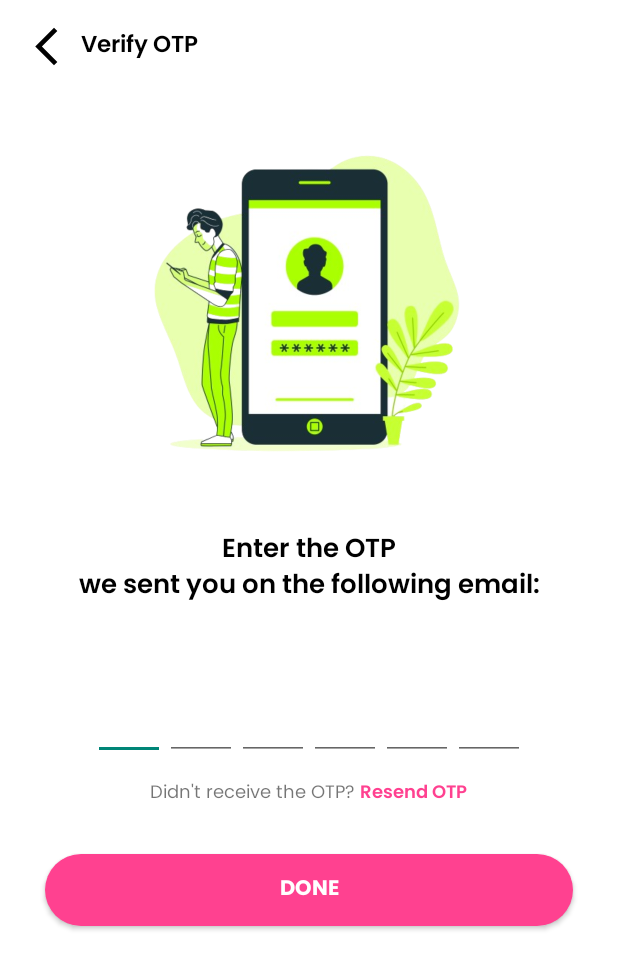
After one commit to Project-BioFace/BioFace-Android, an Android app: the OtpActivity screen opened directly, with no data from a screen before it, on a phone screen of 412 x 824 dp. The commit adds this screen. Shown: the top 969 px of the screen. Run offline under Robolectric (Android 15) with nearby library versions, the phone set to English and light mode, and no system bars; our stand-ins replace Firebase (no records; nobody signed in at launch, a user with empty details on screens opened directly), data binding; 2 statements that could not run were skipped.

Commit message:
Initial Commit

```diff
--- /dev/null
+++ b/app/src/main/java/com/bangkit/bioface/main/OtpActivity.kt
@@ -0,0 +1,133 @@
+package com.bangkit.bioface
+
+import android.content.Intent
+import android.os.Bundle
+import android.widget.Toast
+import androidx.appcompat.app.AppCompatActivity
+import androidx.core.widget.doOnTextChanged
+import com.bangkit.bioface.databinding.ActivityOtpBinding
+import com.bangkit.bioface.main.MainActivity
+import com.google.firebase.auth.FirebaseAuth
+import papaya.`in`.sendmail.SendMail
+import kotlin.random.Random
+import kotlin.random.nextInt
+import android.os.CountDownTimer
+
+
+class OtpActivity : AppCompatActivity() {
+
+    private lateinit var binding: ActivityOtpBinding
+    private lateinit var auth: FirebaseAuth
+    private var randomOtp: Int = 0
+    private lateinit var email: String
+    private lateinit var pass: String
+
+    override fun onCreate(savedInstanceState: Bundle?) {
+        super.onCreate(savedInstanceState)
+        supportActionBar?.hide()
+        binding = ActivityOtpBinding.inflate(layoutInflater)
+        setContentView(binding.root)
+
+        // Initialize Firebase Authentication
+        auth = FirebaseAuth.getInstance()
+
+        // Retrieve email and password from intent
+        email = intent.getStringExtra("email").orEmpty()
+        pass = intent.getStringExtra("pass").orEmpty()
+
+        // Display email
+        binding.showEmail.text = email
+
+        // Generate and send OTP
+        generateAndSendOtp()
+
+        // Handle back button click
+        binding.otpBtnBack.setOnClickListener {
+            finish() // Close the activity
+        }
+
+//        // Resend OTP with cooldown
+//        binding.txtResendOtp.setOnClickListener {
+//            binding.txtResendOtp.isEnabled = false
+//            generateAndSendOtp()
+//            Toast.makeText(this, "OTP Resent", Toast.LENGTH_SHORT).show()
+//
+//            // Enable resend button after 30 seconds
+//            binding.txtResendOtp.postDelayed({
+//                binding.txtResendOtp.isEnabled = true
+//            }, 30000) // 30 seconds cooldown
+//        }
+
+        // Handle OTP input navigation
+        setupOtpInputNavigation()
+
+        // Handle OTP submission
+        binding.buttonSubmitOtp.setOnClickListener {
+            validateAndSubmitOtp()
+        }
+    }
+
+    private fun setupResendOtpButton(){
+        binding.txtResendOtp.setOnClickListener{
+            generateAndSendOtp()
+            Toast.makeText()
+        }
+    }
+
+
+    private fun generateAndSendOtp() {
+        // Generate a new random OTP
+        randomOtp = Random.nextInt(100000..999999)
+        val subject = "Bioface Account: Verify your email address"
+        val body = """
+            Verify your email address
+
+            To finish setting up your Bioface account, we just need to make sure this email address is yours.
+
+            To verify your email address, use this security code: $randomOtp
+
+            If you didn't request this code, you can safely ignore this email. Someone else might have typed your email address by mistake.
+
+            Thanks,
+            The Bioface account team
+        """.trimIndent()
+
+        // Send the email using SendMail
+        val mail = SendMail("biofacebangkit@gmail.com", "tewdxkbujgwtlbyz", email, subject, body)
+        mail.execute()
+    }
+
+    private fun setupOtpInputNavigation() {
+        binding.otp1.doOnTextChanged { _, _, _, _ -> if (binding.otp1.text.isNotEmpty()) binding.otp2.requestFocus() }
+        binding.otp2.doOnTextChanged { _, _, _, _ -> if (binding.otp2.text.isNotEmpty()) binding.otp3.requestFocus() else binding.otp1.requestFocus() }
+        binding.otp3.doOnTextChanged { _, _, _, _ -> if (binding.otp3.text.isNotEmpty()) binding.otp4.requestFocus() else binding.otp2.requestFocus() }
+        binding.otp4.doOnTextChanged { _, _, _, _ -> if (binding.otp4.text.isNotEmpty()) binding.otp5.requestFocus() else binding.otp3.requestFocus() }
+        binding.otp5.doOnTextChanged { _, _, _, _ -> if (binding.otp5.text.isNotEmpty()) binding.otp6.requestFocus() else binding.otp4.requestFocus() }
+        binding.otp6.doOnTextChanged { _, _, _, _ -> if (binding.otp6.text.isEmpty()) binding.otp5.requestFocus() }
+    }
+
+    private fun validateAndSubmitOtp() {
+        val otp = "${binding.otp1.text}${binding.otp2.text}${binding.otp3.text}${binding.otp4.text}${binding.otp5.text}${binding.otp6.text}"
+
+        when {
+            otp.length < 6 -> Toast.makeText(this, "Please enter the complete OTP", Toast.LENGTH_SHORT).show()
+            otp != randomOtp.toString() -> Toast.makeText(this, "Invalid OTP", Toast.LENGTH_SHORT).show()
+            else -> {
+                // Register user with Firebase Authentication
+                auth.createUserWithEmailAndPassword(email, pass).addOnCompleteListener { task ->
+                    if (task.isSuccessful) {
+                        Toast.makeText(this, "Registration Successful!", Toast.LENGTH_SHORT).show()
+
+                        // Navigate to HomeScreen
+                        val intent = Intent(this@OtpActivity, MainActivity::class.java)
+                        startActivity(intent)
+                        finish()
+                    } else {
+                        // Handle registration failure
+                        Toast.makeText(this, "Registration Failed: ${task.exception?.message}", Toast.LENGTH_SHORT).show()
+                    }
+                }
+            }
+        }
+    }
+}
--- /dev/null
+++ b/app/src/main/res/layout/activity_otp.xml
@@ -0,0 +1,202 @@
+<?xml version="1.0" encoding="utf-8"?>
+<layout>
+    <LinearLayout
+        xmlns:android="http://schemas.android.com/apk/res/android"
+        xmlns:tools="http://schemas.android.com/tools"
+        xmlns:app="http://schemas.android.com/apk/res-auto"
+        android:layout_width="match_parent"
+        android:layout_height="match_parent"
+        android:orientation="vertical"
+        tools:context=".OtpActivity"
+        android:background="@color/white"
+        >
+
+        <!-- Back Button and Header Text -->
+        <LinearLayout
+            android:layout_width="match_parent"
+            android:layout_height="wrap_content"
+            android:orientation="horizontal"
+            android:padding="16dp"
+            android:gravity="center_vertical">
+
+            <ImageView
+                android:id="@+id/otp_btn_back"
+                android:layout_width="30dp"
+                android:layout_height="30dp"
+                android:src="@drawable/ic_back"
+                android:contentDescription="Back Button"
+                android:layout_marginEnd="8dp"/>
+
+            <TextView
+                android:layout_width="wrap_content"
+                android:layout_height="wrap_content"
+                android:text="Verify OTP"
+                android:textSize="15sp"
+                android:fontFamily="@font/poppinssemibold"
+                android:textColor="@color/black"
+                />
+        </LinearLayout>
+
+        <!-- OTP Illustration -->
+        <ImageView
+            android:layout_width="250dp"
+            android:layout_height="250dp"
+            android:layout_marginTop="20dp"
+            android:layout_gravity="center"
+            android:src="@drawable/ic_otp"
+            />
+
+        <!-- Instruction Text -->
+        <TextView
+            android:layout_width="match_parent"
+            android:layout_height="wrap_content"
+            android:text="Enter the OTP\nwe sent you on the following email:"
+            android:textSize="17sp"
+            android:fontFamily="@font/poppinssemibold"
+            android:gravity="center"
+            android:textColor="@color/black"
+            android:layout_marginTop="20dp"
+            />
+
+        <TextView
+            android:layout_width="match_parent"
+            android:layout_height="wrap_content"
+            android:textSize="13sp"
+            android:gravity="center"
+            android:fontFamily="@font/poppinsregular"
+            android:id="@+id/showEmail"
+            android:layout_marginTop="10dp"
+            android:textColor="@color/black"
+            />
+
+        <!-- OTP Input -->
+        <LinearLayout
+            android:layout_width="match_parent"
+            android:layout_height="wrap_content"
+            android:orientation="horizontal"
+            android:gravity="center"
+            android:id="@+id/ly_otp"
+            android:layout_marginTop="20dp">
+
+            <!-- Add your EditText fields for OTP input here -->
+            <EditText
+                android:layout_width="48dp"
+                android:layout_height="48dp"
+                android:gravity="center"
+                android:imeOptions="actionNext"
+                android:importantForAutofill="no"
+                android:inputType="number"
+                android:textColor="@color/black"
+                android:fontFamily="@font/poppinsregular"
+                android:maxLength="1"
+                android:id="@+id/otp1"
+                />
+
+            <EditText
+                android:layout_width="48dp"
+                android:layout_height="48dp"
+                android:gravity="center"
+                android:imeOptions="actionNext"
+                android:importantForAutofill="no"
+                android:inputType="number"
+                android:textColor="@color/black"
+                android:fontFamily="@font/poppinsregular"
+                android:maxLength="1"
+                android:id="@+id/otp2"
+                />
+
+            <EditText
+                android:layout_width="48dp"
+                android:layout_height="48dp"
+                android:gravity="center"
+                android:imeOptions="actionNext"
+                android:importantForAutofill="no"
+                android:inputType="number"
+                android:textColor="@color/black"
+                android:fontFamily="@font/poppinsregular"
+                android:maxLength="1"
+                android:id="@+id/otp3"
+                />
+
+            <EditText
+                android:layout_width="48dp"
+                android:layout_height="48dp"
+                android:gravity="center"
+                android:imeOptions="actionNext"
+                android:importantForAutofill="no"
+                android:inputType="number"
+                android:textColor="@color/black"
+                android:fontFamily="@font/poppinsregular"
+                android:maxLength="1"
+                android:id="@+id/otp4"
+                />
+
+            <EditText
+                android:layout_width="48dp"
+                android:layout_height="48dp"
+                android:gravity="center"
+                android:imeOptions="actionNext"
+                android:importantForAutofill="no"
+                android:inputType="number"
+                android:textColor="@color/black"
+                android:fontFamily="@font/poppinsregular"
+                android:maxLength="1"
+                android:id="@+id/otp5"
+                />
+
+            <EditText
+                android:layout_width="48dp"
+                android:layout_height="48dp"
+                android:gravity="center"
+                android:imeOptions="actionNext"
+                android:importantForAutofill="no"
+                android:inputType="number"
+                android:textColor="@color/black"
+                android:fontFamily="@font/poppinsregular"
+                android:maxLength="1"
+                android:id="@+id/otp6"
+                />
+
+        </LinearLayout>
+
+        <!-- Resend OTP Section -->
+        <LinearLayout
+            android:layout_width="wrap_content"
+            android:layout_height="wrap_content"
+            android:orientation="horizontal"
+            android:layout_gravity="center"
+            android:layout_marginTop="12dp">
+
+            <TextView
+                android:layout_width="wrap_content"
+                android:layout_height="wrap_content"
+                android:text="Didn't receive the OTP?"
+                android:fontFamily="@font/poppinsregular"
+                android:textSize="12sp"/>
+
+            <TextView
+                android:id="@+id/txt_resend_otp"
+                android:layout_width="wrap_content"
+                android:layout_height="wrap_content"
+                android:text="Resend OTP"
+                android:layout_marginStart="4dp"
+                android:fontFamily="@font/poppinssemibold"
+                android:textSize="12sp"
+                android:textColor="@color/pinksecondary"/>
+        </LinearLayout>
+
+        <!-- Submit Button -->
+        <Button
+            android:id="@+id/button_submit_otp"
+            android:layout_width="match_parent"
+            android:layout_height="wrap_content"
+            android:text="DONE"
+            android:fontFamily="@font/poppinsbold"
+            android:layout_marginStart="30dp"
+            android:layout_marginEnd="30dp"
+            android:layout_marginTop="30dp"
+            android:background="@drawable/button_shape"
+            android:textColor="@color/white"
+            />
+    </LinearLayout>
+</layout>
--- a/app/src/main/res/values/colors.xml
+++ b/app/src/main/res/values/colors.xml
@@ -6,5 +6,7 @@
 
     <color name="pink">#FF5C8D</color>
     <color name="pinkprimary">#E90074</color>
-    <color name="pinksecondary">#FF4191</color>
+    <color name="pinksecondary">#FF4190</color>
+
+    <color name="trypink1">#EAACCB</color>
 </resources>
--- a/settings.gradle.kts
+++ b/settings.gradle.kts
@@ -15,6 +15,7 @@ dependencyResolutionManagement {
     repositoriesMode.set(RepositoriesMode.FAIL_ON_PROJECT_REPOS)
     repositories {
         google()
+        maven { url = uri("https://jitpack.io") }
         mavenCentral()
     }
 }
```
Also changed, not shown: app/build.gradle.kts (+7 -1 lines), app/src/main/AndroidManifest.xml (+6 -9 lines), app/src/main/java/com/bangkit/bioface/HomeActivity.kt (added, +20 -0 lines), app/src/main/java/com/bangkit/bioface/main/RegisterActivity.kt (+25 -68 lines), app/src/main/res/layout/activity_home.xml (added, +10 -0 lines), app/src/main/res/layout/activity_register.xml (+13 -0 lines), app/src/main/res/drawable/ic_otp.png (added).
